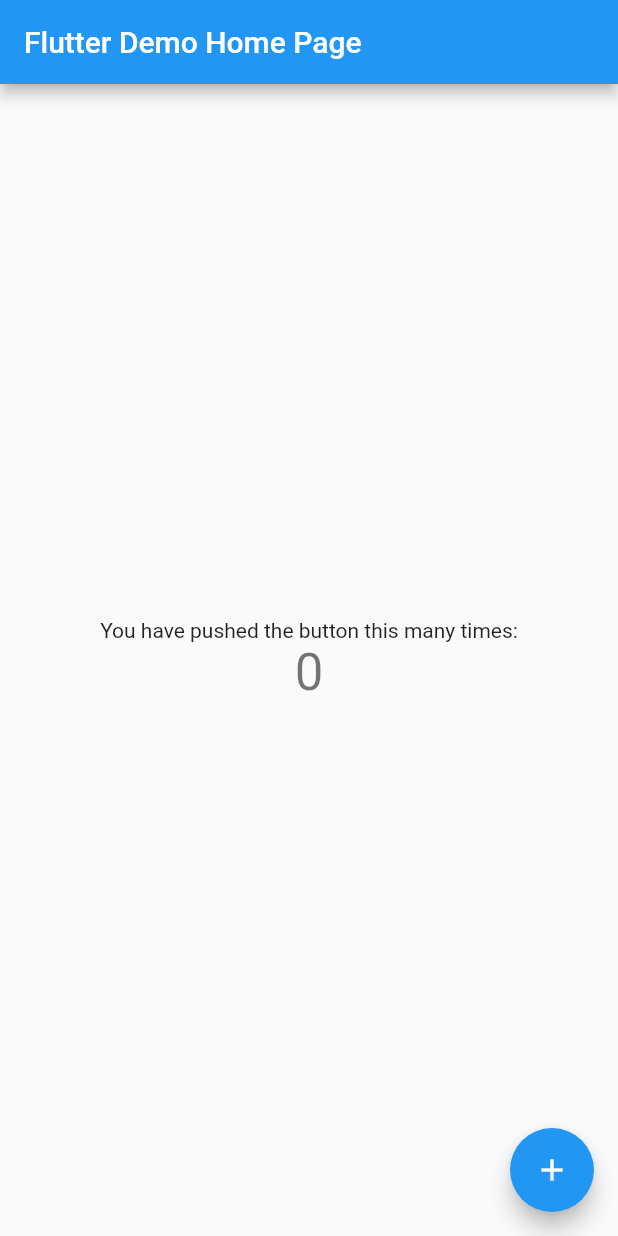
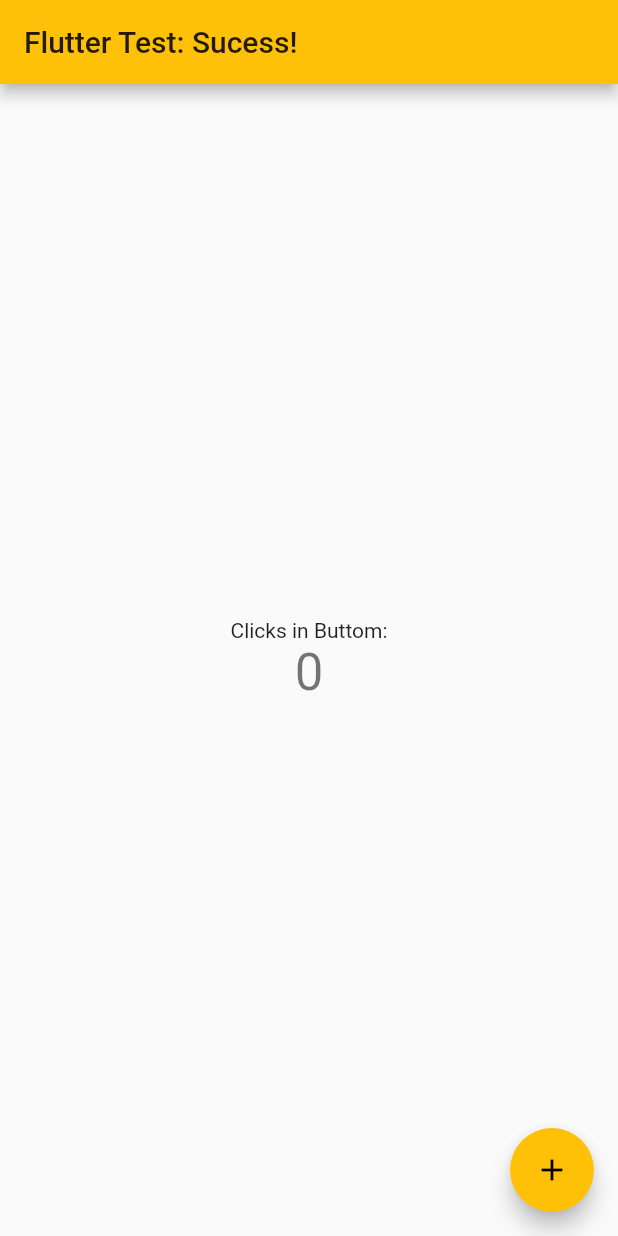
Before and after one commit to CarlosViniMSouza/MyAppTestFlutter, a Flutter app: the screen it shows after launch, on a phone screen of 412 x 824 dp. Run offline on Flutter 3.47's test engine with Material 2 defaults, Android fonts, the phone set to English and light mode, and no system bars.

Commit message:
app in progress ... with Flutterando

```diff
--- a/lib/main.dart
+++ b/lib/main.dart
@@ -22,9 +22,9 @@
         // or simply save your changes to "hot reload" in a Flutter IDE).
         // Notice that the counter didn't reset back to zero; the application
         // is not restarted.
-        primarySwatch: Colors.blue,
+        primarySwatch: Colors.amber,
       ),
-      home: const MyHomePage(title: 'Flutter Demo Home Page'),
+      home: const MyHomePage(title: 'Flutter Test: Sucess!'),
     );
   }
 }
@@ -96,7 +96,7 @@
           mainAxisAlignment: MainAxisAlignment.center,
           children: <Widget>[
             const Text(
-              'You have pushed the button this many times:',
+              'Clicks in Buttom:',
             ),
             Text(
               '$_counter',
```
